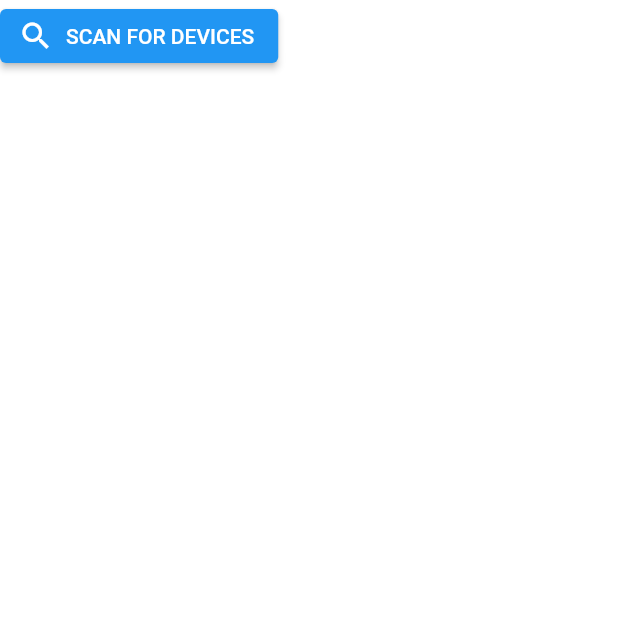
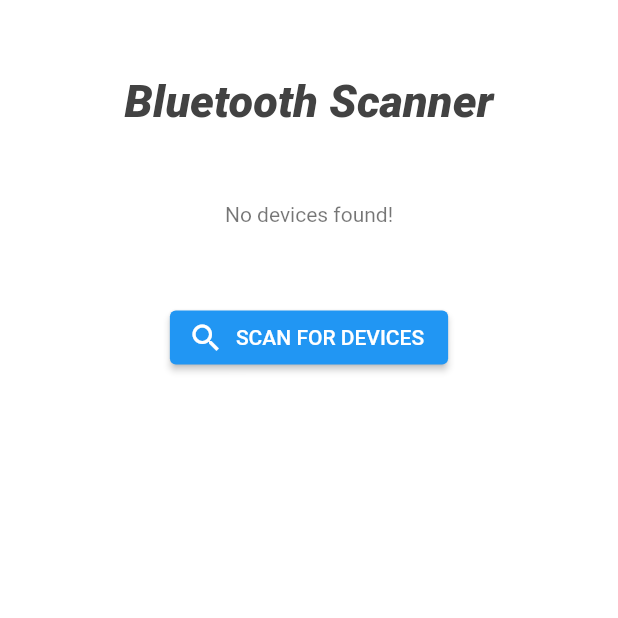
Before and after one commit to clement89/bluetooth_app, a Flutter app: the screen it shows after launch, on a phone screen of 412 x 824 dp, the top half of it. Run offline on Flutter 3.47's test engine with Material 2 defaults, Android fonts, the phone set to English and light mode, and no system bars; our stand-ins replace flutter_blue.

Commit message:
Changes added

```diff
--- a/lib/screens/home_screen.dart
+++ b/lib/screens/home_screen.dart
@@ -12,10 +12,27 @@ class HomeScreen extends StatelessWidget {
         child: SingleChildScrollView(
           child: Column(
             children: <Widget>[
+              SizedBox(
+                height: 50,
+              ),
+              Text(
+                'Bluetooth Scanner',
+                overflow: TextOverflow.ellipsis,
+                style: TextStyle(
+                    color: Colors.grey[800],
+                    fontWeight: FontWeight.w900,
+                    fontStyle: FontStyle.italic,
+                    fontSize: 30),
+              ),
+              SizedBox(
+                height: 50,
+              ),
               StreamBuilder<List<ScanResult>>(
                   stream: FlutterBlue.instance.scanResults,
                   initialData: [],
-                builder: (c, snapshot) => Column(
+                  builder: (c, snapshot) {
+                    if (snapshot.data.isNotEmpty) {
+                      return Column(
                         children: snapshot.data
                             .map(
                               (r) => ScanResultTile(
@@ -32,22 +49,36 @@ class HomeScreen extends StatelessWidget {
                               ),
                             )
                             .toList(),
+                      );
+                    } else {
+                      return Text(
+                        'No devices found!',
+                        style: TextStyle(
+                          color: Colors.black54,
                         ),
+                      );
+                    }
+                  }),
+              SizedBox(
+                height: 50,
               ),
               StreamBuilder<bool>(
                 stream: FlutterBlue.instance.isScanning,
                 initialData: false,
                 builder: (c, snapshot) {
                   if (snapshot.data) {
-                    return ElevatedButton.icon(
+                    return Center(
+                      child: ElevatedButton.icon(
                         onPressed: () {
                           FlutterBlue.instance.stopScan();
                         },
                         icon: Icon(Icons.stop),
                         label: Text('STOP SCANNING'),
+                      ),
                     );
                   } else {
-                    return ElevatedButton.icon(
+                    return Center(
+                      child: ElevatedButton.icon(
                         onPressed: () {
                           FlutterBlue.instance.startScan(
                             timeout: Duration(seconds: 4),
@@ -55,6 +86,7 @@ class HomeScreen extends StatelessWidget {
                         },
                         icon: Icon(Icons.search),
                         label: Text('SCAN FOR DEVICES'),
+                      ),
                     );
                   }
                 },
```
Lines whose indentation alone changed are shown as unchanged.
